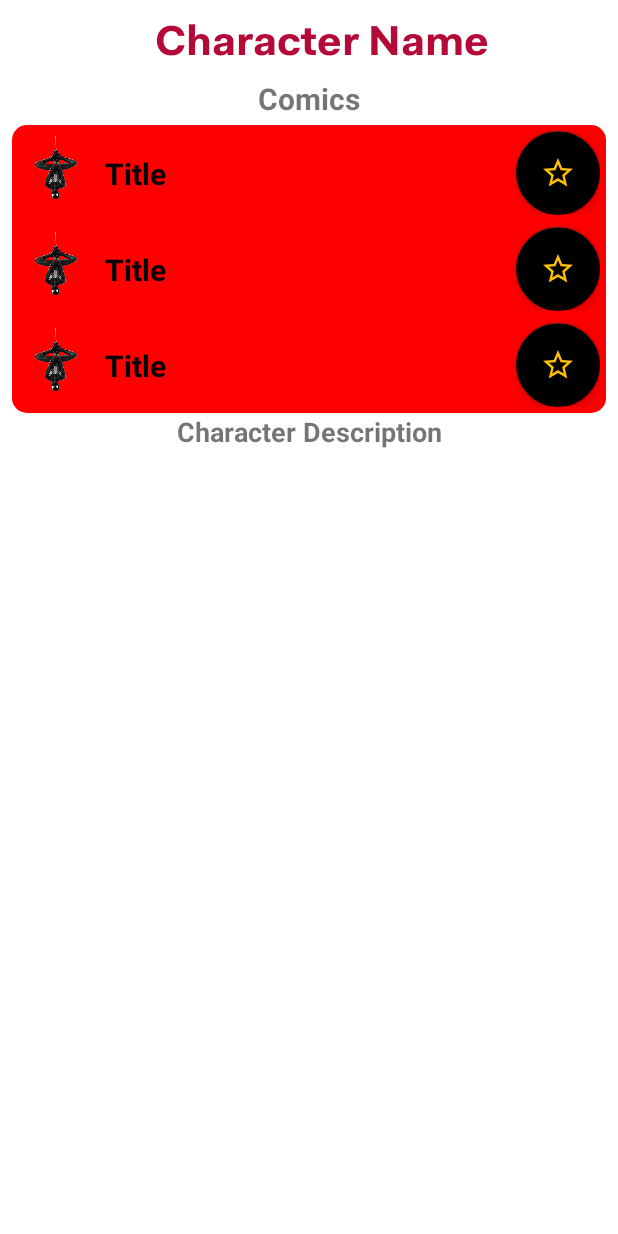
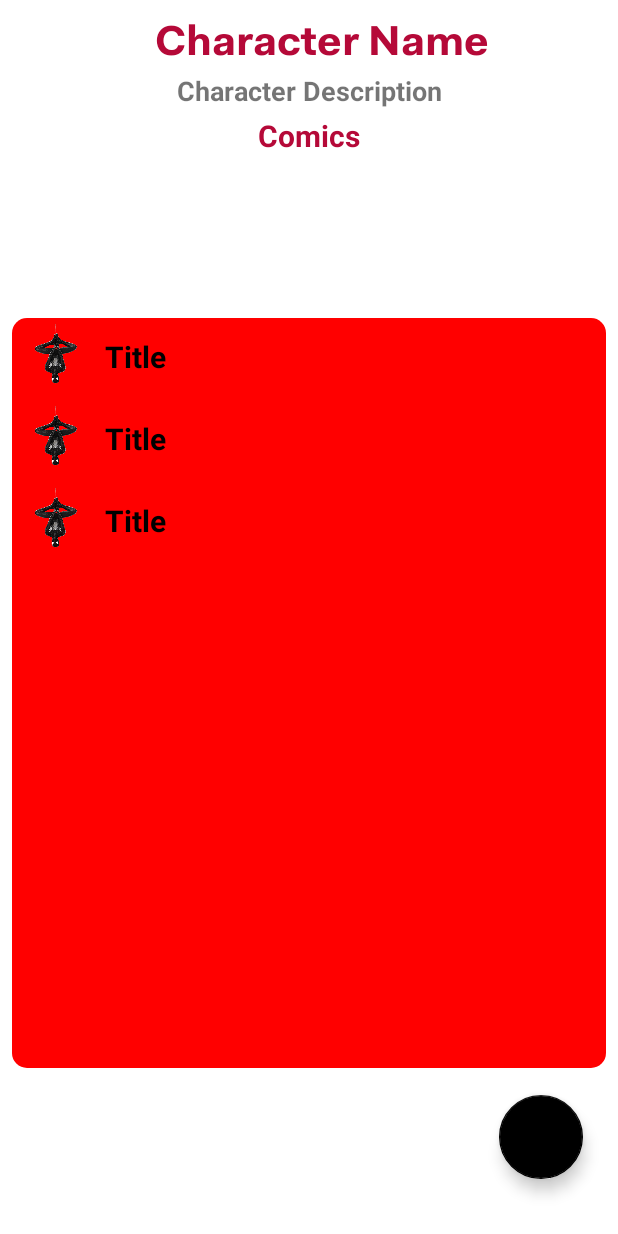
Before and after one commit to otazelaar/MarvelHeroAppSimple, an Android app: the layout fragment_character_detail.xml on its own in the app's theme, with its tools: preview values and no code run, on a phone screen of 412 x 824 dp. Run offline under Robolectric (Android 15) with nearby library versions, the phone set to English and light mode, and no system bars.

Commit message:
comic UI data is now displaying correctly in character detail fragment. Having troubles with the app crashing on a real phone when saving a character. This could be due to improper database migration.

```diff
--- a/app/build.gradle
+++ b/app/build.gradle
@@ -17,6 +17,12 @@ android {
         versionName "1.0"
 
         testInstrumentationRunner "androidx.test.runner.AndroidJUnitRunner"
+
+        kapt {
+            arguments {
+                arg("room.schemaLocation", "$projectDir/schemas")
+            }
+        }
     }
 
     buildTypes {
--- a/app/src/main/java/com/otaz/marvelheroappsimple/adapters/CharactersAdapter.kt
+++ b/app/src/main/java/com/otaz/marvelheroappsimple/adapters/CharactersAdapter.kt
@@ -8,6 +8,7 @@ import androidx.recyclerview.widget.DiffUtil
 import androidx.recyclerview.widget.RecyclerView
 import com.otaz.marvelheroappsimple.R
 import com.otaz.marvelheroappsimple.data.models.JsonCharacterResults
+import kotlinx.android.synthetic.main.fragment_character_detail.view.*
 import kotlinx.android.synthetic.main.list_item_character.view.*
 
 class CharactersAdapter: RecyclerView.Adapter<CharactersAdapter.CharactersViewHolder>() {
--- a/app/src/main/java/com/otaz/marvelheroappsimple/db/CharacterDao.kt
+++ b/app/src/main/java/com/otaz/marvelheroappsimple/db/CharacterDao.kt
@@ -4,12 +4,13 @@ import androidx.lifecycle.LiveData
 import androidx.room.*
 import com.otaz.marvelheroappsimple.data.models.JsonCharacterRequest
 import com.otaz.marvelheroappsimple.data.models.JsonCharacterResults
+import java.io.Serializable
 
 @Dao
 interface CharacterDao {
 
     @Insert(onConflict = OnConflictStrategy.REPLACE)
-    suspend fun upsert(jsonCharacterResults: JsonCharacterResults): Long
+    suspend fun upsert(jsonCharacterResults: JsonCharacterResults)
 
     @Query("SELECT * FROM room_character_results")
     fun getAllCharacters(): LiveData<List<JsonCharacterResults>>
@@ -17,5 +18,4 @@ interface CharacterDao {
     @Delete
     suspend fun deleteCharacter(jsonCharacterResults: JsonCharacterResults)
 
-
 }
--- a/app/src/main/java/com/otaz/marvelheroappsimple/vm/CharacterViewModel.kt
+++ b/app/src/main/java/com/otaz/marvelheroappsimple/vm/CharacterViewModel.kt
@@ -20,11 +20,8 @@ class CharacterViewModel(
 ) : ViewModel() {
 
     val characterList: MutableLiveData<Resource<JsonCharacterRequest>> = MutableLiveData()
-    var characterListPage = 1
     val searchCharacters: MutableLiveData<Resource<JsonCharacterRequest>> = MutableLiveData()
-    var searchCharactersPage = 1
     val comicsByID: MutableLiveData<Resource<JsonCharComRequest>> = MutableLiveData()
-    var comicsByIDPage = 1
 
     init {
         getCharacters()
--- a/app/src/main/res/layout/fragment_character_detail.xml
+++ b/app/src/main/res/layout/fragment_character_detail.xml
@@ -23,29 +23,6 @@
         app:layout_constraintTop_toTopOf="parent" />
 
     <TextView
-        android:id="@+id/tvComicListHeader"
-        android:layout_width="match_parent"
-        android:layout_height="35dp"
-        android:gravity="center"
-        android:text="Comics"
-        android:textSize="20sp"
-        android:textStyle="bold"
-        app:layout_constraintLeft_toLeftOf="parent"
-        app:layout_constraintTop_toBottomOf="@id/tvCharacterTitleText" />
-
-    <androidx.recyclerview.widget.RecyclerView
-        android:id="@+id/rvCharComList"
-        android:layout_width="match_parent"
-        android:layout_height="wrap_content"
-        android:background="@drawable/round_corners"
-        app:layoutManager="androidx.recyclerview.widget.LinearLayoutManager"
-        app:layout_constraintBottom_toTopOf="@+id/tvCharacterDescription"
-        app:layout_constraintEnd_toEndOf="parent"
-        app:layout_constraintStart_toStartOf="parent"
-        app:layout_constraintTop_toBottomOf="@id/tvComicListHeader"
-        tools:listitem="@layout/list_item_character" />
-
-    <TextView
         android:id="@+id/tvCharacterDescription"
         android:layout_width="match_parent"
         android:layout_height="wrap_content"
@@ -54,7 +31,31 @@
         android:textSize="18sp"
         android:textStyle="bold"
         app:layout_constraintStart_toStartOf="parent"
-        app:layout_constraintTop_toBottomOf="@+id/rvCharComList" />
+        app:layout_constraintTop_toBottomOf="@+id/tvCharacterTitleText" />
+
+    <TextView
+        android:id="@+id/tvComicListHeader"
+        android:layout_width="match_parent"
+        android:layout_height="35dp"
+        android:gravity="center"
+        android:text="Comics"
+        android:textColor="@color/marvel_red"
+        android:textSize="20sp"
+        android:textStyle="bold"
+        app:layout_constraintLeft_toLeftOf="parent"
+        app:layout_constraintTop_toBottomOf="@id/tvCharacterDescription" />
+
+    <androidx.recyclerview.widget.RecyclerView
+        android:id="@+id/rvCharComList"
+        android:layout_width="match_parent"
+        android:layout_height="500dp"
+        android:background="@drawable/round_corners"
+        app:layoutManager="androidx.recyclerview.widget.LinearLayoutManager"
+        app:layout_constraintBottom_toBottomOf="parent"
+        app:layout_constraintEnd_toEndOf="parent"
+        app:layout_constraintStart_toStartOf="parent"
+        app:layout_constraintTop_toBottomOf="@id/tvComicListHeader"
+        tools:listitem="@layout/list_item_character" />
 
     <ProgressBar
         android:id="@+id/pbCharacterDetail"
@@ -67,4 +68,14 @@
         app:layout_constraintStart_toStartOf="parent"
         app:layout_constraintTop_toTopOf="parent" />
 
+    <com.google.android.material.floatingactionbutton.FloatingActionButton
+        android:id="@+id/btSave"
+        android:layout_width="wrap_content"
+        android:layout_height="wrap_content"
+        android:layout_marginEnd="15dp"
+        android:layout_marginBottom="30dp"
+        app:layout_constraintBottom_toBottomOf="parent"
+        app:layout_constraintEnd_toEndOf="parent"
+        app:tint="@null" />
+
 </androidx.constraintlayout.widget.ConstraintLayout>
--- a/app/src/main/res/layout/list_item_character.xml
+++ b/app/src/main/res/layout/list_item_character.xml
@@ -29,17 +29,7 @@
         android:textColor="@color/black"
         android:textSize="20sp"
         android:textStyle="bold"
-        app:layout_constraintBottom_toBottomOf="@+id/btSave"
-        app:layout_constraintStart_toEndOf="@+id/ivCharacterImage"
-        app:layout_constraintTop_toTopOf="@+id/btSave" />
-
-    <com.google.android.material.floatingactionbutton.FloatingActionButton
-        android:id="@+id/btSave"
-        android:layout_width="wrap_content"
-        android:layout_height="wrap_content"
-        android:src="@drawable/ic_star_not_clicked"
-        app:tint="@null"
-        app:layout_constraintEnd_toEndOf="parent"
-        app:layout_constraintTop_toTopOf="parent" />
+        app:layout_constraintTop_toTopOf="parent"
+        app:layout_constraintStart_toEndOf="@+id/ivCharacterImage" />
 
 </androidx.constraintlayout.widget.ConstraintLayout>
--- a/build.gradle
+++ b/build.gradle
@@ -5,7 +5,7 @@ buildscript {
         mavenCentral()
     }
     dependencies {
-        classpath "com.android.tools.build:gradle:7.0.4"
+        classpath 'com.android.tools.build:gradle:7.3.1'
         classpath "org.jetbrains.kotlin:kotlin-gradle-plugin:1.6.10"
         classpath "androidx.navigation:navigation-safe-args-gradle-plugin:2.6.0-alpha01"
 
```
Also changed, not shown: app/src/main/java/com/otaz/marvelheroappsimple/data/models/JsonComicRequest.kt (deleted, +0 -16 lines), app/src/main/java/com/otaz/marvelheroappsimple/db/CharacterDatabase.kt (+18 -7 lines), app/src/main/java/com/otaz/marvelheroappsimple/presentation/CharacterDetailFragment.kt (+12 -5 lines), app/src/main/java/com/otaz/marvelheroappsimple/presentation/SavedCharacterFragment.kt (+39 -1 lines), gradle/wrapper/gradle-wrapper.properties.
